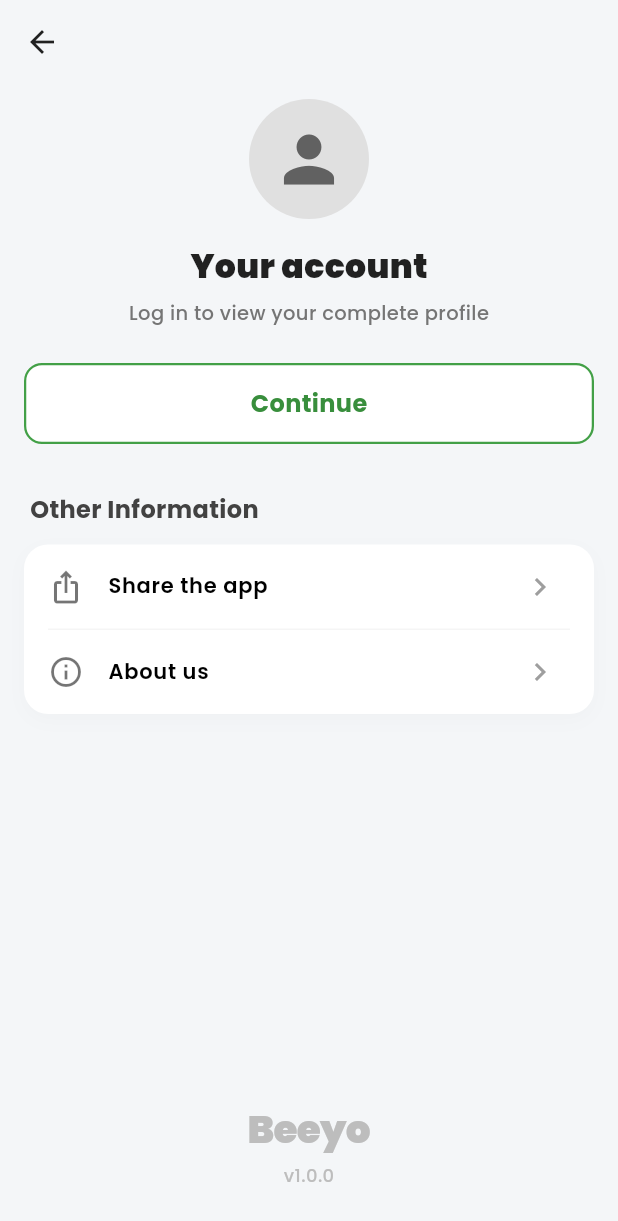
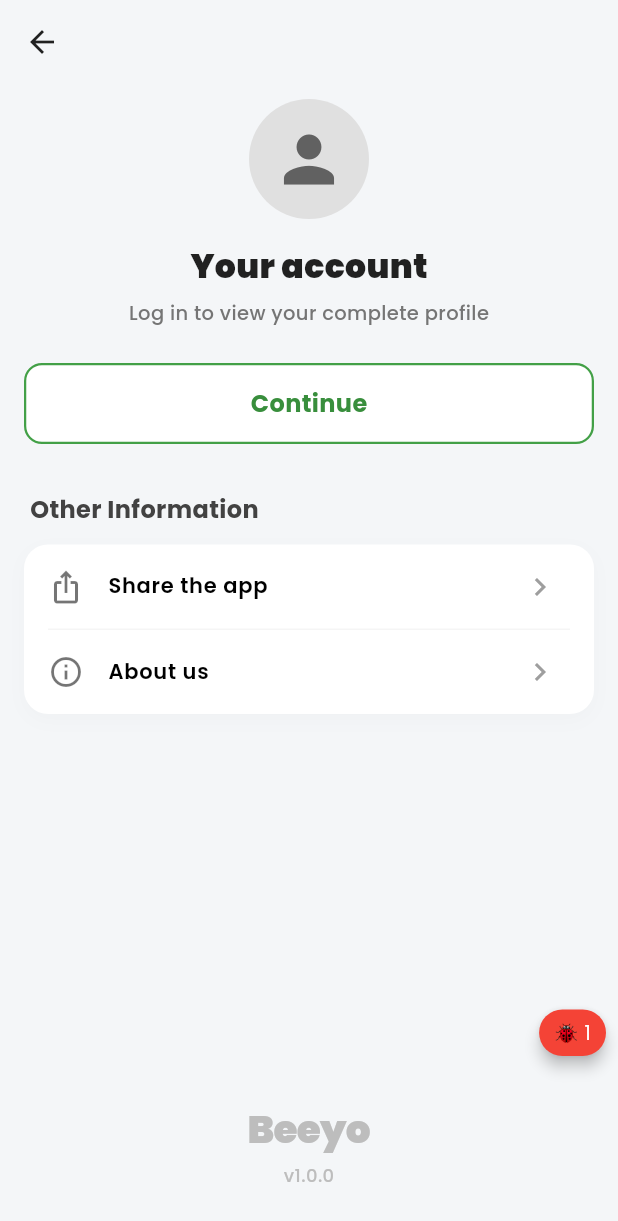
Before and after one commit to sahalkk/user_app, a Flutter app: the screen it shows after launch, after a tap on the "person outline" icon, on a phone screen of 412 x 824 dp. Shown: the top 1221 px of the screen. Run offline on Flutter 3.47's test engine with Material 3 defaults, Android fonts, the phone set to English and light mode, and no system bars; our stand-ins replace cached_network_image, equatable, flutter_bloc, flutter_contacts, flutter_dotenv, flutter_spinkit and 10 more; network calls fail; statements that could not run were skipped.

Commit message:
feat(debug): add temporary on-screen debug log for backend connectivity diagnostics

```diff
--- a/lib/app_view.dart
+++ b/lib/app_view.dart
@@ -18,6 +18,7 @@ import 'data/repositories/product_repository.dart';
 import 'data/repositories/category_repository.dart';
 import 'screens/categories/blocs/categories_bloc.dart';
 import 'screens/splash/splash_screen.dart';
+import 'debug/debug_log.dart';
 
 // Lets the SessionExpired listener below push LoginScreen from outside any
 // screen's own BuildContext — a 401 can happen while any screen is on top.
@@ -126,7 +127,11 @@ class MyAppView extends StatelessWidget {
                 systemNavigationBarColor: Colors.white,
                 systemNavigationBarIconBrightness: Brightness.dark,
               ),
-              child: child!,
+              // TEMP: floating debug-log button — see lib/debug/debug_log.dart.
+              child: DebugLogOverlay(
+                navigatorKey: rootNavigatorKey,
+                child: child!,
+              ),
             ),
             home: const SplashScreen(),
           ),
--- /dev/null
+++ b/lib/debug/debug_log.dart
@@ -0,0 +1,245 @@
+// TEMPORARY on-screen debug log — for diagnosing backend connectivity on
+// release builds where there's no `flutter run` console.
+//
+// To remove: delete this file, then drop the `debug_log.dart` import plus the
+// `DebugLog.*` / `DebugLogOverlay` references in main.dart and app_view.dart.
+// Or just flip [kShowDebugLog] to false to hide the button but keep logging.
+
+import 'dart:async';
+import 'dart:convert';
+
+import 'package:beeyo_customer/shared/constants/api_constants.dart';
+import 'package:flutter/foundation.dart';
+import 'package:flutter/material.dart';
+import 'package:flutter/services.dart';
+import 'package:http/http.dart' as http;
+
+const bool kShowDebugLog = true;
+
+class DebugLogEntry {
+  final DateTime time;
+  final String message;
+  final bool isError;
+
+  DebugLogEntry(this.message, {this.isError = false}) : time = DateTime.now();
+
+  String get timeLabel {
+    String two(int n) => n.toString().padLeft(2, '0');
+    return '${two(time.hour)}:${two(time.minute)}:${two(time.second)}';
+  }
+
+  @override
+  String toString() => '[$timeLabel]${isError ? ' ERROR' : ''} $message';
+}
+
+class DebugLog {
+  DebugLog._();
+
+  static const int _maxEntries = 200;
+  static final entries = ValueNotifier<List<DebugLogEntry>>(const []);
+
+  static int get errorCount => entries.value.where((e) => e.isError).length;
+
+  static void add(String message, {bool isError = false}) {
+    debugPrint('[DebugLog] $message');
+    final next = [...entries.value, DebugLogEntry(message, isError: isError)];
+    entries.value = next.length > _maxEntries
+        ? next.sublist(next.length - _maxEntries)
+        : next;
+  }
+
+  static void error(Object error, [StackTrace? stack]) {
+    final firstFrames = stack?.toString().split('\n').take(4).join('\n');
+    add(
+      '${error.runtimeType}: $error'
+      '${firstFrames != null && firstFrames.isNotEmpty ? '\n$firstFrames' : ''}',
+      isError: true,
+    );
+  }
+
+  static void clear() => entries.value = const [];
+
+  /// Runs [body] (i.e. `runApp`) with every `package:http` request routed
+  /// through [_LoggingClient], and hooks Flutter's global error handlers.
+  static void runZoned(void Function() body) {
+    final previousFlutterOnError = FlutterError.onError;
+    FlutterError.onError = (details) {
+      error(details.exception, details.stack);
+      previousFlutterOnError?.call(details);
+    };
+    PlatformDispatcher.instance.onError = (e, stack) {
+      error(e, stack);
+      return false; // keep default handling (crash reporting / console)
+    };
+
+    // Created outside the zone, so this is the real platform client.
+    final inner = http.Client();
+    add('App start — baseUrl="${ApiConstants.baseUrl}"');
+    http.runWithClient(body, () => _LoggingClient(inner));
+  }
+}
+
+class _LoggingClient extends http.BaseClient {
+  final http.Client _inner;
+  _LoggingClient(this._inner);
+
+  @override
+  Future<http.StreamedResponse> send(http.BaseRequest request) async {
+    final sw = Stopwatch()..start();
+    final label = '${request.method} ${request.url}';
+    try {
+      final response = await _inner.send(request);
+      if (response.statusCode < 400) {
+        DebugLog.add('$label → ${response.statusCode} (${sw.elapsedMilliseconds}ms)');
+        return response;
+      }
+      // Buffer error bodies so we can show the backend's message, then hand
+      // the caller an equivalent response.
+      final bytes = await response.stream.toBytes();
+      var body = utf8.decode(bytes, allowMalformed: true);
+      if (body.length > 500) body = '${body.substring(0, 500)}…';
+      DebugLog.add(
+        '$label → ${response.statusCode} (${sw.elapsedMilliseconds}ms)\n$body',
+        isError: true,
+      );
+      return http.StreamedResponse(
+        Stream.value(bytes),
+        response.statusCode,
+        contentLength: bytes.length,
+        request: response.request,
+        headers: response.headers,
+        isRedirect: response.isRedirect,
+        persistentConnection: response.persistentConnection,
+        reasonPhrase: response.reasonPhrase,
+      );
+    } catch (e) {
+      DebugLog.add(
+        '$label → FAILED after ${sw.elapsedMilliseconds}ms\n'
+        '${e.runtimeType}: $e',
+        isError: true,
+      );
+      rethrow;
+    }
+  }
+
+  // Top-level http.get/post close their client after every call — keep the
+  // shared inner client alive.
+  @override
+  void close() {}
+}
+
+/// Small floating bug button (with error count) layered over the whole app.
+/// Needs [navigatorKey] because it sits above the Navigator in the tree.
+class DebugLogOverlay extends StatelessWidget {
+  final Widget child;
+  final GlobalKey<NavigatorState> navigatorKey;
+
+  const DebugLogOverlay({
+    super.key,
+    required this.child,
+    required this.navigatorKey,
+  });
+
+  @override
+  Widget build(BuildContext context) {
+    if (!kShowDebugLog) return child;
+    return Stack(
+      children: [
+        child,
+        Positioned(
+          right: 8,
+          bottom: 120,
+          child: ValueListenableBuilder<List<DebugLogEntry>>(
+            valueListenable: DebugLog.entries,
+            builder: (context, _, __) {
+              final errors = DebugLog.errorCount;
+              return Material(
+                color: errors > 0 ? Colors.red : Colors.black54,
+                shape: const StadiumBorder(),
+                elevation: 4,
+                child: InkWell(
+                  customBorder: const StadiumBorder(),
+                  onTap: () => _open(),
+                  child: Padding(
+                    padding:
+                        const EdgeInsets.symmetric(horizontal: 10, vertical: 6),
+                    child: Text(
+                      errors > 0 ? '🐞 $errors' : '🐞',
+                      style: const TextStyle(color: Colors.white, fontSize: 13),
+                    ),
+                  ),
+                ),
+              );
+            },
+          ),
+        ),
+      ],
+    );
+  }
+
+  void _open() {
+    final ctx = navigatorKey.currentContext;
+    if (ctx == null) return;
+    showDialog<void>(context: ctx, builder: (_) => const _DebugLogDialog());
+  }
+}
+
+class _DebugLogDialog extends StatelessWidget {
+  const _DebugLogDialog();
+
+  @override
+  Widget build(BuildContext context) {
+    return AlertDialog(
+      titlePadding: const EdgeInsets.fromLTRB(16, 16, 16, 0),
+      contentPadding: const EdgeInsets.fromLTRB(16, 8, 16, 0),
+      title: Text(
+        'Debug log\n${ApiConstants.baseUrl}',
+        style: const TextStyle(fontSize: 14, fontWeight: FontWeight.w600),
+      ),
+      content: SizedBox(
+        width: double.maxFinite,
+        height: MediaQuery.of(context).size.height * 0.55,
+        child: ValueListenableBuilder<List<DebugLogEntry>>(
+          valueListenable: DebugLog.entries,
+          builder: (context, entries, _) {
+            if (entries.isEmpty) {
+              return const Center(child: Text('No entries yet'));
+            }
+            final newestFirst = entries.reversed.toList();
+            return ListView.separated(
+              itemCount: newestFirst.length,
+              separatorBuilder: (_, __) => const Divider(height: 8),
+              itemBuilder: (_, i) {
+                final e = newestFirst[i];
+                return SelectableText(
+                  '${e.timeLabel}  ${e.message}',
+                  style: TextStyle(
+                    fontSize: 11,
+                    fontFamily: 'monospace',
+                    color: e.isError ? Colors.red.shade700 : Colors.black87,
+                  ),
+                );
+              },
+            );
+          },
+        ),
+      ),
+      actions: [
+        TextButton(onPressed: DebugLog.clear, child: const Text('Clear')),
+        TextButton(
+          onPressed: () {
+            Clipboard.setData(
+                ClipboardData(text: DebugLog.entries.value.join('\n')));
+            ScaffoldMessenger.maybeOf(context)?.showSnackBar(
+                const SnackBar(content: Text('Log copied')));
+          },
+          child: const Text('Copy'),
+        ),
+        TextButton(
+          onPressed: () => Navigator.of(context).pop(),
+          child: const Text('Close'),
+        ),
+      ],
+    );
+  }
+}
--- a/lib/main.dart
+++ b/lib/main.dart
@@ -5,6 +5,7 @@ import 'package:flutter_bloc/flutter_bloc.dart';
 import 'package:flutter_dotenv/flutter_dotenv.dart';
 
 import 'app.dart';
+import 'debug/debug_log.dart';
 import 'simple_bloc_observer.dart';
 
 Future<void> main() async {
@@ -19,7 +20,8 @@ Future<void> main() async {
 
   Bloc.observer = SimpleBlocObserver();
 
-  runApp(const MyApp());
+  // TEMP: on-screen request/error log — see lib/debug/debug_log.dart.
+  DebugLog.runZoned(() => runApp(const MyApp()));
 }
 
 class MyHttpOverrides extends HttpOverrides {
```
